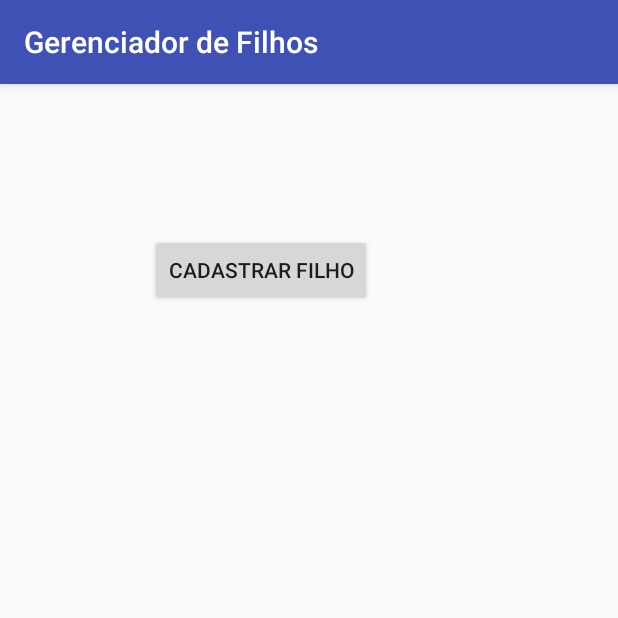
After one commit to Guirrer/GerenciadorDeFilhos, an Android app: the TelaPrincipal screen opened directly, with no data from a screen before it, on a phone screen of 412 x 824 dp, the top half of it. The commit adds this screen. Run offline under Robolectric (Android 15) with nearby library versions, the phone set to English and light mode, and no system bars.

Commit message:
Edição Telas

```diff
--- a/app/src/main/AndroidManifest.xml
+++ b/app/src/main/AndroidManifest.xml
@@ -16,6 +16,9 @@
                 <category android:name="android.intent.category.LAUNCHER" />
             </intent-filter>
         </activity>
+        <activity android:name=".TelaPrincipal" />
+        <activity android:name=".CadastroFilho" />
+        <activity android:name=".CadastroUsuario"></activity>
     </application>
 
 </manifest>
--- /dev/null
+++ b/app/src/main/java/com/example/guilh/gerenciadordefilhos/TelaPrincipal.java
@@ -0,0 +1,13 @@
+package com.example.guilh.gerenciadordefilhos;
+
+import android.support.v7.app.AppCompatActivity;
+import android.os.Bundle;
+
+public class TelaPrincipal extends AppCompatActivity {
+
+    @Override
+    protected void onCreate(Bundle savedInstanceState) {
+        super.onCreate(savedInstanceState);
+        setContentView(R.layout.activity_tela_principal);
+    }
+}
--- /dev/null
+++ b/app/src/main/res/layout/activity_tela_principal.xml
@@ -0,0 +1,29 @@
+<?xml version="1.0" encoding="utf-8"?>
+<android.support.constraint.ConstraintLayout xmlns:android="http://schemas.android.com/apk/res/android"
+    xmlns:app="http://schemas.android.com/apk/res-auto"
+    xmlns:tools="http://schemas.android.com/tools"
+    android:layout_width="match_parent"
+    android:layout_height="match_parent"
+    tools:context=".TelaPrincipal">
+<RelativeLayout
+    android:layout_width="wrap_content"
+    android:layout_height="match_parent">
+
+</RelativeLayout>
+
+    <LinearLayout
+        android:layout_width="367dp"
+        android:layout_height="495dp"
+        android:orientation="vertical">
+
+        <Button
+            android:id="@+id/cadatrarFilho"
+            android:layout_width="wrap_content"
+            android:layout_height="wrap_content"
+            android:layout_gravity="bottom"
+            android:layout_margin="100dp"
+            android:layout_marginBottom="200dp"
+            android:text="Cadastrar Filho"
+            android:visibility="visible" />
+    </LinearLayout>
+</android.support.constraint.ConstraintLayout>
--- a/app/src/main/res/values/strings.xml
+++ b/app/src/main/res/values/strings.xml
@@ -1,3 +1,7 @@
 <resources>
     <string name="app_name">Gerenciador de Filhos</string>
+    <string name="usuario">Usuário</string>
+    <string name="senha">Senha</string>
+    <string name="login">Login</string>
+    <string name="cadastrar">Cadastrar</string>
 </resources>
--- a/build.gradle
+++ b/build.gradle
@@ -7,7 +7,7 @@ buildscript {
         jcenter()
     }
     dependencies {
-        classpath 'com.android.tools.build:gradle:3.1.1'
+        classpath 'com.android.tools.build:gradle:3.1.2'
 
 
         // NOTE: Do not place your application dependencies here; they belong
```
Also changed, not shown: app/src/main/java/com/example/guilh/gerenciadordefilhos/CadastroFilho.java (added, +13 -0 lines), app/src/main/java/com/example/guilh/gerenciadordefilhos/CadastroUsuario.java (added, +13 -0 lines), app/src/main/res/layout/activity_cadastro_filho.xml (added, +103 -0 lines), app/src/main/res/layout/activity_cadastro_usuario.xml (added, +60 -0 lines), app/src/main/res/layout/activity_main.xml (+48 -14 lines).
